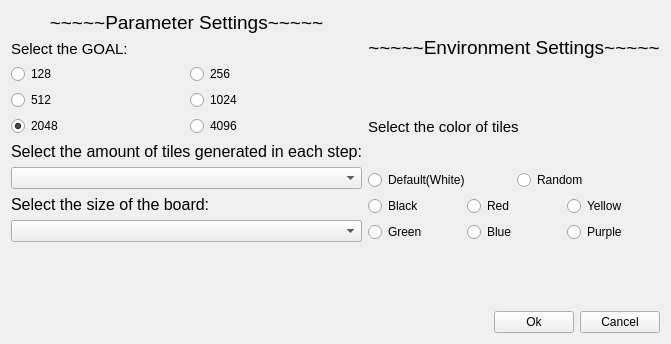
This is settings.ui in F74036344/2048 as Qt 5 draws it before an edit. The edited form follows.
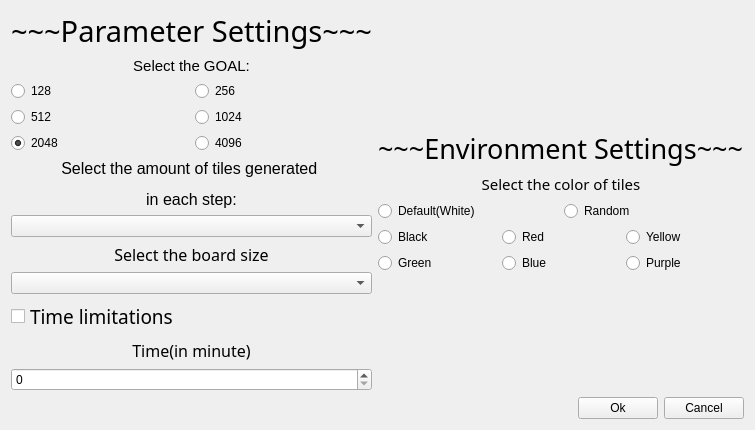
This is the edited form.

```diff
--- a/settings.ui
+++ b/settings.ui
@@ -6,8 +6,8 @@
    <rect>
     <x>0</x>
     <y>0</y>
-    <width>624</width>
-    <height>344</height>
+    <width>641</width>
+    <height>423</height>
    </rect>
   </property>
   <property name="windowTitle">
@@ -18,17 +18,36 @@
     <layout class="QHBoxLayout" name="horizontalLayout_5">
      <item>
       <layout class="QVBoxLayout" name="verticalLayout_4">
+       <item>
+        <spacer name="verticalSpacer_3">
+         <property name="orientation">
+          <enum>Qt::Vertical</enum>
+         </property>
+         <property name="sizeHint" stdset="0">
+          <size>
+           <width>20</width>
+           <height>40</height>
+          </size>
+         </property>
+        </spacer>
+       </item>
        <item>
         <widget class="QLabel" name="label_parameterSet">
+         <property name="font">
+          <font>
+           <family>新細明體</family>
+           <pointsize>22</pointsize>
+          </font>
+         </property>
          <property name="text">
-          <string>&lt;html&gt;&lt;head/&gt;&lt;body&gt;&lt;p align=&quot;center&quot;&gt;&lt;span style=&quot; font-size:14pt;&quot;&gt;~~~~~Parameter Settings~~~~~&lt;/span&gt;&lt;/p&gt;&lt;/body&gt;&lt;/html&gt;</string>
+          <string>&lt;html&gt;&lt;head/&gt;&lt;body&gt;&lt;p align=&quot;center&quot;&gt;~~~Parameter Settings~~~&lt;/p&gt;&lt;/body&gt;&lt;/html&gt;</string>
          </property>
         </widget>
        </item>
        <item>
         <widget class="QLabel" name="label">
          <property name="text">
-          <string>&lt;html&gt;&lt;head/&gt;&lt;body&gt;&lt;p&gt;&lt;span style=&quot; font-size:11pt;&quot;&gt;Select the GOAL:&lt;/span&gt;&lt;/p&gt;&lt;/body&gt;&lt;/html&gt;</string>
+          <string>&lt;html&gt;&lt;head/&gt;&lt;body&gt;&lt;p align=&quot;center&quot;&gt;&lt;span style=&quot; font-size:11pt;&quot;&gt;Select the GOAL:&lt;/span&gt;&lt;/p&gt;&lt;/body&gt;&lt;/html&gt;</string>
          </property>
         </widget>
        </item>
@@ -111,25 +130,87 @@
          </item>
         </layout>
        </item>
+       <item>
+        <spacer name="verticalSpacer_4">
+         <property name="orientation">
+          <enum>Qt::Vertical</enum>
+         </property>
+         <property name="sizeHint" stdset="0">
+          <size>
+           <width>20</width>
+           <height>40</height>
+          </size>
+         </property>
+        </spacer>
+       </item>
        <item>
         <widget class="QLabel" name="label_3">
          <property name="text">
-          <string>&lt;html&gt;&lt;head/&gt;&lt;body&gt;&lt;p&gt;&lt;span style=&quot; font-size:12pt;&quot;&gt;Select the amount of tiles generated in each step:&lt;/span&gt;&lt;/p&gt;&lt;/body&gt;&lt;/html&gt;</string>
+          <string>&lt;html&gt;&lt;head/&gt;&lt;body&gt;&lt;p align=&quot;center&quot;&gt;&lt;span style=&quot; font-size:12pt;&quot;&gt;Select the amount of tiles generated &lt;/span&gt;&lt;/p&gt;&lt;p align=&quot;center&quot;&gt;&lt;span style=&quot; font-size:12pt;&quot;&gt;in each step:&lt;/span&gt;&lt;/p&gt;&lt;/body&gt;&lt;/html&gt;</string>
          </property>
         </widget>
        </item>
        <item>
         <widget class="QComboBox" name="comboBox_tileGenerateAmount"/>
        </item>
+       <item>
+        <widget class="QLabel" name="label_5">
+         <property name="font">
+          <font>
+           <family>新細明體</family>
+           <pointsize>12</pointsize>
+          </font>
+         </property>
+         <property name="text">
+          <string>&lt;html&gt;&lt;head/&gt;&lt;body&gt;&lt;p align=&quot;center&quot;&gt;Select the board size&lt;/p&gt;&lt;/body&gt;&lt;/html&gt;</string>
+         </property>
+        </widget>
+       </item>
+       <item>
+        <widget class="QComboBox" name="comboBox_boardEdgeSizeValue"/>
+       </item>
+       <item>
+        <spacer name="verticalSpacer_2">
+         <property name="orientation">
+          <enum>Qt::Vertical</enum>
+         </property>
+         <property name="sizeHint" stdset="0">
+          <size>
+           <width>20</width>
+           <height>40</height>
+          </size>
+         </property>
+        </spacer>
+       </item>
+       <item>
+        <widget class="QCheckBox" name="checkBox_timeLimitation">
+         <property name="font">
+          <font>
+           <family>新細明體</family>
+           <pointsize>14</pointsize>
+          </font>
+         </property>
+         <property name="text">
+          <string>Time limitations</string>
+         </property>
+        </widget>
+       </item>
        <item>
         <widget class="QLabel" name="label_2">
+         <property name="font">
+          <font>
+           <family>新細明體</family>
+           <pointsize>12</pointsize>
+           <italic>false</italic>
+          </font>
+         </property>
          <property name="text">
-          <string>&lt;html&gt;&lt;head/&gt;&lt;body&gt;&lt;p&gt;&lt;span style=&quot; font-size:12pt;&quot;&gt;Select the size of the board:&lt;/span&gt;&lt;/p&gt;&lt;/body&gt;&lt;/html&gt;</string>
+          <string>&lt;html&gt;&lt;head/&gt;&lt;body&gt;&lt;p align=&quot;center&quot;&gt;Time(in minute)&lt;/p&gt;&lt;/body&gt;&lt;/html&gt;</string>
          </property>
         </widget>
        </item>
        <item>
-        <widget class="QComboBox" name="comboBox"/>
+        <widget class="QSpinBox" name="spinBox_time"/>
        </item>
       </layout>
      </item>
@@ -148,17 +229,42 @@
      </item>
      <item>
       <layout class="QVBoxLayout" name="verticalLayout_3">
+       <item>
+        <spacer name="verticalSpacer_6">
+         <property name="orientation">
+          <enum>Qt::Vertical</enum>
+         </property>
+         <property name="sizeHint" stdset="0">
+          <size>
+           <width>20</width>
+           <height>40</height>
+          </size>
+         </property>
+        </spacer>
+       </item>
        <item>
         <widget class="QLabel" name="label_environmentSet">
+         <property name="font">
+          <font>
+           <family>新細明體</family>
+           <pointsize>20</pointsize>
+          </font>
+         </property>
          <property name="text">
-          <string>&lt;html&gt;&lt;head/&gt;&lt;body&gt;&lt;p align=&quot;center&quot;&gt;&lt;span style=&quot; font-size:14pt;&quot;&gt;~~~~~Environment Settings~~~~~&lt;/span&gt;&lt;/p&gt;&lt;/body&gt;&lt;/html&gt;</string>
+          <string>~~~Environment Settings~~~</string>
          </property>
         </widget>
        </item>
        <item>
         <widget class="QLabel" name="label_4">
+         <property name="font">
+          <font>
+           <family>新細明體</family>
+           <pointsize>12</pointsize>
+          </font>
+         </property>
          <property name="text">
-          <string>&lt;html&gt;&lt;head/&gt;&lt;body&gt;&lt;p&gt;&lt;span style=&quot; font-size:11pt;&quot;&gt;Select the color of tiles&lt;/span&gt;&lt;/p&gt;&lt;/body&gt;&lt;/html&gt;</string>
+          <string>&lt;html&gt;&lt;head/&gt;&lt;body&gt;&lt;p align=&quot;center&quot;&gt;&lt;span style=&quot; font-size:11pt;&quot;&gt;Select the color of tiles&lt;/span&gt;&lt;/p&gt;&lt;/body&gt;&lt;/html&gt;</string>
          </property>
         </widget>
        </item>
@@ -254,6 +360,19 @@
          </item>
         </layout>
        </item>
+       <item>
+        <spacer name="verticalSpacer_5">
+         <property name="orientation">
+          <enum>Qt::Vertical</enum>
+         </property>
+         <property name="sizeHint" stdset="0">
+          <size>
+           <width>20</width>
+           <height>40</height>
+          </size>
+         </property>
+        </spacer>
+       </item>
       </layout>
      </item>
     </layout>
```
Left out of the diff: 2 changed lines with no effect on the pictures.
